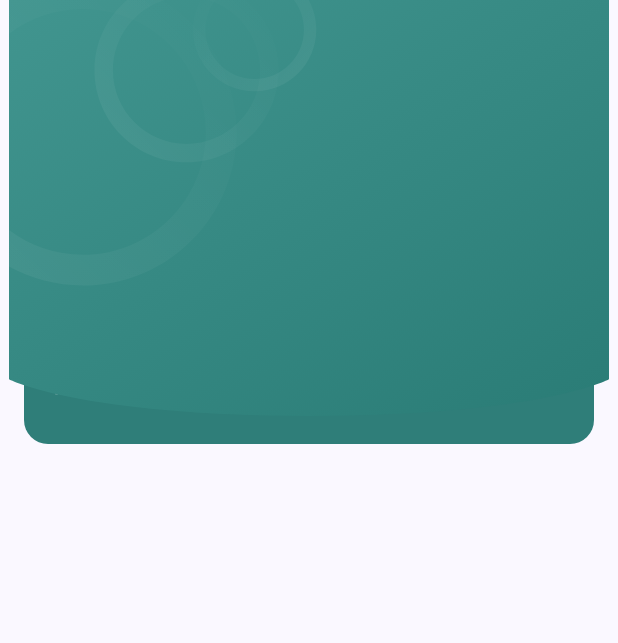
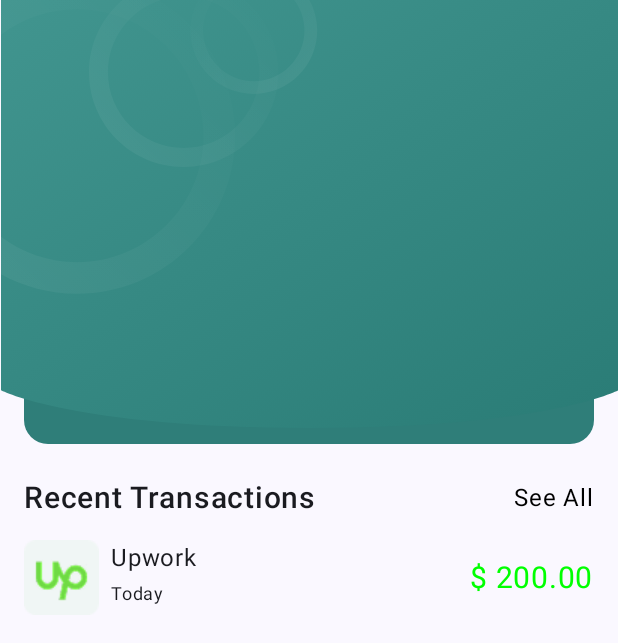
Before and after one commit to Tasnuva12/ExpenseTracker, an Android app built with Jetpack Compose: the screen it shows after launch (MainActivity), on a phone screen of 412 x 824 dp. Shown: the top 643 px of the screen. Run offline under Robolectric (Android 15) with nearby library versions, the phone set to English and light mode, and no system bars; our stand-ins replace constraintlayout-compose.

Commit message:
Home Screen related code

```diff
--- a/app/src/main/java/com/example/expensetracker/screens/HomeScreen.kt
+++ b/app/src/main/java/com/example/expensetracker/screens/HomeScreen.kt
@@ -1,7 +1,5 @@
 package com.example.expensetracker.screens
 
-import android.graphics.Color
-import android.view.RoundedCorner
 import androidx.compose.foundation.Image
 import androidx.compose.foundation.background
 import androidx.compose.foundation.layout.Box
@@ -20,10 +18,10 @@ import androidx.compose.material3.Surface
 import androidx.compose.material3.Text
 import androidx.compose.runtime.Composable
 import androidx.compose.ui.Alignment
-import androidx.compose.ui.Alignment.Companion.Center
 import androidx.compose.ui.Alignment.Companion.CenterEnd
 import androidx.compose.ui.Modifier
 import androidx.compose.ui.draw.clip
+import androidx.compose.ui.graphics.Color
 import androidx.compose.ui.res.colorResource
 import androidx.compose.ui.res.painterResource
 import androidx.compose.ui.text.font.FontWeight
@@ -31,8 +29,8 @@ import androidx.compose.ui.tooling.preview.Preview
 import androidx.compose.ui.unit.dp
 import androidx.compose.ui.unit.sp
 import androidx.constraintlayout.compose.ConstraintLayout
+import androidx.constraintlayout.compose.Dimension
 import  com.example.expensetracker.R
-
 
 @Composable
 fun HomeScreen(){
@@ -76,8 +74,14 @@ fun HomeScreen(){
                     start.linkTo(parent.start)
                     end.linkTo(parent.end)
 
-                }
-            )
+                })
+            TransactionList(modifier=Modifier.fillMaxWidth().constrainAs(list){
+                top.linkTo(card.bottom)
+                start.linkTo(parent.start)
+                end.linkTo(parent.end)
+                bottom.linkTo(parent.bottom)
+                height= Dimension.fillToConstraints// fill available space
+            })
 
         }
     }
@@ -128,6 +132,8 @@ fun CardItem(modifier:Modifier){
             )
         }
 
+
+
     }
 
 }
@@ -148,6 +154,56 @@ fun CardRowItem(modifier:Modifier,title:String,amount:String,image:Int){
         Text(text=amount,fontSize = 20.sp, fontWeight = FontWeight.SemiBold,color= colorResource(R.color.white))
     }
 }
+
+@Composable
+fun TransactionList(modifier:Modifier){
+    Column(modifier=modifier.padding(horizontal = 16.dp)){
+        Box(modifier=Modifier.fillMaxWidth().padding(vertical = 8.dp)){
+                  Text(text="Recent Transactions", fontSize = 20.sp, fontWeight = FontWeight.SemiBold)
+                  Text(text="See All",fontSize = 16.sp,color= colorResource(R.color.black),  modifier=Modifier.align(
+                      CenterEnd
+                  ))
+        }
+        Spacer(modifier=Modifier.size(8.dp))
+
+        TransactionItem(
+            title ="Upwork",
+            amount = "$ 200.00",
+            icon = R.drawable.upwork,
+            date = "Today",
+            color =Color.Green
+        )
+    }
+
+}
+@Composable
+fun TransactionItem(title: String, amount: String, icon: Int, date: String, color: Color){
+    Box(modifier=Modifier.fillMaxWidth()){
+              Row{
+                  Image(
+                   painter = painterResource(id=icon),
+                      modifier=Modifier.size(50.dp),
+                      contentDescription = null
+                  )
+                  Spacer(modifier=Modifier.size(8.dp))
+                  Column{
+                      Text(text=title, fontSize = 16.sp)
+                      Text(text=date, fontSize = 12.sp)
+                  }
+
+
+              }
+        Text(
+            text = amount,
+            fontSize = 20.sp,
+            color=color,
+            modifier = Modifier.align(CenterEnd)
+
+
+
+        )
+    }
+}
 @Composable
 @Preview(showBackground = true)
 fun HomeScreenPreview(){
--- a/app/src/main/java/com/example/expensetracker/ui/theme/Color.kt
+++ b/app/src/main/java/com/example/expensetracker/ui/theme/Color.kt
@@ -9,3 +9,5 @@ val Pink80 = Color(0xFFEFB8C8)
 val Purple40 = Color(0xFF6650a4)
 val PurpleGrey40 = Color(0xFF625b71)
 val Pink40 = Color(0xFF7D5260)
+
+val crayola = Color(0x25A969)
--- a/app/src/main/res/drawable/topbar.xml
+++ b/app/src/main/res/drawable/topbar.xml
@@ -1,67 +1,69 @@
-<vector xmlns:aapt="http://schemas.android.com/aapt" xmlns:android="http://schemas.android.com/apk/res/android" android:height="277.29468dp" android:viewportHeight="287" android:viewportWidth="414" android:width="400dp">
-
-    <path android:pathData="M0,0H414V261.76C414,261.76 366,287 207,287C48,287 0,261.76 0,261.76V0Z">
-
+<vector xmlns:android="http://schemas.android.com/apk/res/android"
+    xmlns:aapt="http://schemas.android.com/aapt"
+    android:width="414dp"
+    android:height="287dp"
+    android:viewportWidth="414"
+    android:viewportHeight="287">
+  <path
+      android:pathData="M0,0H414V261.76C414,261.76 366,287 207,287C48,287 0,261.76 0,261.76V0Z">
     <aapt:attr name="android:fillColor">
-
-            <gradient android:endX="239.54" android:endY="393.95" android:startX="-10.5" android:startY="-17.07" android:type="linear">
-
-                <item android:color="#FF429690" android:offset="0"/>
-
-                <item android:color="#FF2A7C76" android:offset="1"/>
-
+      <gradient
+          android:startX="-10.5"
+          android:startY="-17.07"
+          android:endX="239.54"
+          android:endY="393.95"
+          android:type="linear">
+        <item android:offset="0" android:color="#FF429690"/>
+        <item android:offset="1" android:color="#FF2A7C76"/>
       </gradient>
-
     </aapt:attr>
-
   </path>
-
-    <path android:fillAlpha="0.1" android:pathData="M-55,91C-55,149.54 -7.54,197 51,197C109.54,197 157,149.54 157,91C157,32.46 109.54,-15 51,-15C-7.54,-15 -55,32.46 -55,91ZM135.8,91C135.8,137.83 97.83,175.8 51,175.8C4.17,175.8 -33.8,137.83 -33.8,91C-33.8,44.17 4.17,6.2 51,6.2C97.83,6.2 135.8,44.17 135.8,91Z" android:strokeAlpha="0.1">
-
+  <path
+      android:pathData="M-55,91C-55,149.54 -7.54,197 51,197C109.54,197 157,149.54 157,91C157,32.46 109.54,-15 51,-15C-7.54,-15 -55,32.46 -55,91ZM135.8,91C135.8,137.83 97.83,175.8 51,175.8C4.17,175.8 -33.8,137.83 -33.8,91C-33.8,44.17 4.17,6.2 51,6.2C97.83,6.2 135.8,44.17 135.8,91Z"
+      android:strokeAlpha="0.1"
+      android:fillAlpha="0.1">
     <aapt:attr name="android:fillColor">
-
-            <gradient android:endX="-97.16" android:endY="215.07" android:startX="130.5" android:startY="-12.59" android:type="linear">
-
-                <item android:color="#00FFFFFF" android:offset="0"/>
-
-                <item android:color="#B2FFFFFF" android:offset="1"/>
-
+      <gradient
+          android:startX="130.5"
+          android:startY="-12.59"
+          android:endX="-97.16"
+          android:endY="215.07"
+          android:type="linear">
+        <item android:offset="0" android:color="#00FFFFFF"/>
+        <item android:offset="1" android:color="#B2FFFFFF"/>
       </gradient>
-
     </aapt:attr>
-
   </path>
-
-    <path android:fillAlpha="0.1" android:pathData="M59,48.5C59,83.57 87.43,112 122.5,112C157.57,112 186,83.57 186,48.5C186,13.43 157.57,-15 122.5,-15C87.43,-15 59,13.43 59,48.5ZM173.3,48.5C173.3,76.56 150.56,99.3 122.5,99.3C94.44,99.3 71.7,76.56 71.7,48.5C71.7,20.44 94.44,-2.3 122.5,-2.3C150.56,-2.3 173.3,20.44 173.3,48.5Z" android:strokeAlpha="0.1">
-
+  <path
+      android:pathData="M59,48.5C59,83.57 87.43,112 122.5,112C157.57,112 186,83.57 186,48.5C186,13.43 157.57,-15 122.5,-15C87.43,-15 59,13.43 59,48.5ZM173.3,48.5C173.3,76.56 150.56,99.3 122.5,99.3C94.44,99.3 71.7,76.56 71.7,48.5C71.7,20.44 94.44,-2.3 122.5,-2.3C150.56,-2.3 173.3,20.44 173.3,48.5Z"
+      android:strokeAlpha="0.1"
+      android:fillAlpha="0.1">
     <aapt:attr name="android:fillColor">
-
-            <gradient android:endX="33.74" android:endY="122.82" android:startX="170.13" android:startY="-13.56" android:type="linear">
-
-                <item android:color="#00FFFFFF" android:offset="0"/>
-
-                <item android:color="#B2FFFFFF" android:offset="1"/>
-
+      <gradient
+          android:startX="170.13"
+          android:startY="-13.56"
+          android:endX="33.74"
+          android:endY="122.82"
+          android:type="linear">
+        <item android:offset="0" android:color="#00FFFFFF"/>
+        <item android:offset="1" android:color="#B2FFFFFF"/>
       </gradient>
-
     </aapt:attr>
-
   </path>
-
-    <path android:fillAlpha="0.1" android:pathData="M212,20.5C212,43.97 192.97,63 169.5,63C146.03,63 127,43.97 127,20.5C127,-2.97 146.03,-22 169.5,-22C192.97,-22 212,-2.97 212,20.5ZM135.5,20.5C135.5,39.28 150.72,54.5 169.5,54.5C188.28,54.5 203.5,39.28 203.5,20.5C203.5,1.72 188.28,-13.5 169.5,-13.5C150.72,-13.5 135.5,1.72 135.5,20.5Z" android:strokeAlpha="0.1">
-
+  <path
+      android:pathData="M212,20.5C212,43.97 192.97,63 169.5,63C146.03,63 127,43.97 127,20.5C127,-2.97 146.03,-22 169.5,-22C192.97,-22 212,-2.97 212,20.5ZM135.5,20.5C135.5,39.28 150.72,54.5 169.5,54.5C188.28,54.5 203.5,39.28 203.5,20.5C203.5,1.72 188.28,-13.5 169.5,-13.5C150.72,-13.5 135.5,1.72 135.5,20.5Z"
+      android:strokeAlpha="0.1"
+      android:fillAlpha="0.1">
     <aapt:attr name="android:fillColor">
-
-            <gradient android:endX="228.9" android:endY="70.24" android:startX="137.63" android:startY="-21.03" android:type="linear">
-
-                <item android:color="#00FFFFFF" android:offset="0"/>
-
-                <item android:color="#B2FFFFFF" android:offset="1"/>
-
+      <gradient
+          android:startX="137.63"
+          android:startY="-21.03"
+          android:endX="228.9"
+          android:endY="70.24"
+          android:type="linear">
+        <item android:offset="0" android:color="#00FFFFFF"/>
+        <item android:offset="1" android:color="#B2FFFFFF"/>
       </gradient>
-
     </aapt:attr>
-
   </path>
-
 </vector>
```
Also changed, not shown: app/src/main/res/drawable/add_outline.xml (added, +13 -0 lines), app/src/main/res/drawable/arrow.xml (added, +14 -0 lines), app/src/main/res/drawable/home.xml (added, +21 -0 lines), app/src/main/res/drawable/user.xml (added, +22 -0 lines), app/src/main/res/drawable/wallet1.xml (added, +20 -0 lines), app/src/main/res/drawable-mdpi/upwork.png (added). Lines whose indentation alone changed are shown as unchanged.
